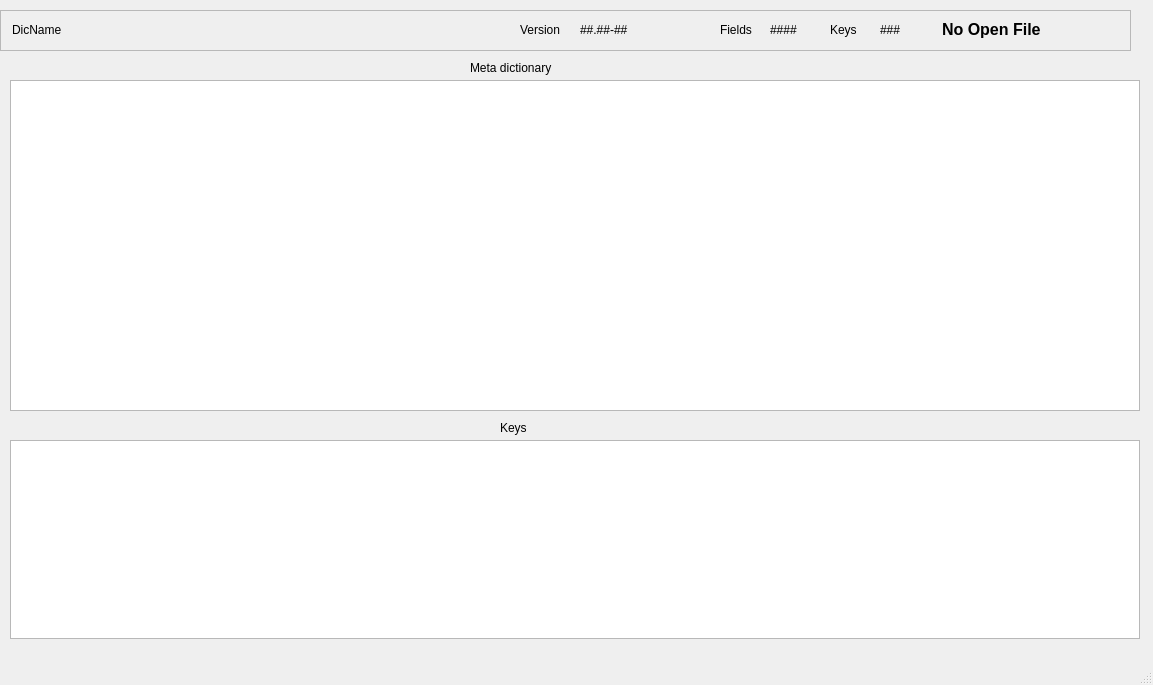
The window that zcontentutils/dicedit.ui (seth-world/zcontent) describes before a commit, drawn with Qt 5.
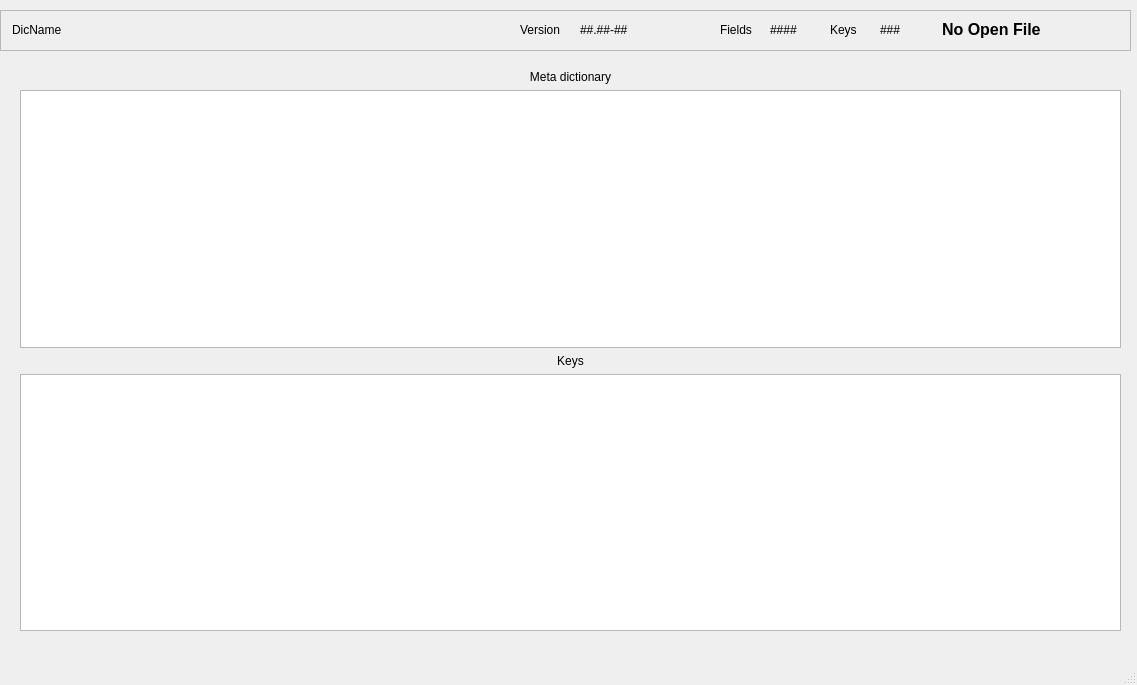
The same window after the commit. Custom widgets are drawn as their Qt base class.

The edit to the form file:
```diff
--- a/zcontentutils/dicedit.ui
+++ b/zcontentutils/dicedit.ui
@@ -6,7 +6,7 @@
    <rect>
     <x>0</x>
     <y>0</y>
-    <width>1153</width>
+    <width>1137</width>
     <height>685</height>
    </rect>
   </property>
@@ -14,73 +14,6 @@
    <string>MainWindow</string>
   </property>
   <widget class="QWidget" name="centralwidget">
-   <widget class="ZQTableView" name="displayDicTBv">
-    <property name="geometry">
-     <rect>
-      <x>10</x>
-      <y>80</y>
-      <width>1130</width>
-      <height>331</height>
-     </rect>
-    </property>
-    <property name="sizePolicy">
-     <sizepolicy hsizetype="Preferred" vsizetype="Preferred">
-      <horstretch>0</horstretch>
-      <verstretch>0</verstretch>
-     </sizepolicy>
-    </property>
-    <property name="acceptDrops">
-     <bool>true</bool>
-    </property>
-    <property name="editTriggers">
-     <set>QAbstractItemView::NoEditTriggers</set>
-    </property>
-   </widget>
-   <widget class="QLabel" name="label_2">
-    <property name="geometry">
-     <rect>
-      <x>470</x>
-      <y>60</y>
-      <width>211</width>
-      <height>16</height>
-     </rect>
-    </property>
-    <property name="text">
-     <string>Meta dictionary</string>
-    </property>
-   </widget>
-   <widget class="QLabel" name="label_5">
-    <property name="geometry">
-     <rect>
-      <x>500</x>
-      <y>420</y>
-      <width>71</width>
-      <height>16</height>
-     </rect>
-    </property>
-    <property name="text">
-     <string>Keys</string>
-    </property>
-   </widget>
-   <widget class="ZQTreeView" name="displayKeyTRv">
-    <property name="geometry">
-     <rect>
-      <x>10</x>
-      <y>440</y>
-      <width>1130</width>
-      <height>199</height>
-     </rect>
-    </property>
-    <property name="sizePolicy">
-     <sizepolicy hsizetype="Preferred" vsizetype="Preferred">
-      <horstretch>0</horstretch>
-      <verstretch>0</verstretch>
-     </sizepolicy>
-    </property>
-    <property name="editTriggers">
-     <set>QAbstractItemView::NoEditTriggers</set>
-    </property>
-   </widget>
    <widget class="QFrame" name="frame_2">
     <property name="geometry">
      <rect>
@@ -208,6 +141,55 @@
      </property>
     </widget>
    </widget>
+   <widget class="QWidget" name="layoutWidget">
+    <property name="geometry">
+     <rect>
+      <x>20</x>
+      <y>70</y>
+      <width>1101</width>
+      <height>561</height>
+     </rect>
+    </property>
+    <layout class="QVBoxLayout" name="verticalLayout">
+     <item>
+      <widget class="QLabel" name="label_2">
+       <property name="text">
+        <string>Meta dictionary</string>
+       </property>
+       <property name="alignment">
+        <set>Qt::AlignCenter</set>
+       </property>
+      </widget>
+     </item>
+     <item>
+      <widget class="ZQTableView" name="displayDicTBv">
+       <property name="acceptDrops">
+        <bool>true</bool>
+       </property>
+       <property name="editTriggers">
+        <set>QAbstractItemView::NoEditTriggers</set>
+       </property>
+      </widget>
+     </item>
+     <item>
+      <widget class="QLabel" name="label_5">
+       <property name="text">
+        <string>Keys</string>
+       </property>
+       <property name="alignment">
+        <set>Qt::AlignCenter</set>
+       </property>
+      </widget>
+     </item>
+     <item>
+      <widget class="ZQTreeView" name="displayKeyTRv">
+       <property name="editTriggers">
+        <set>QAbstractItemView::NoEditTriggers</set>
+       </property>
+      </widget>
+     </item>
+    </layout>
+   </widget>
   </widget>
   <widget class="QMenuBar" name="menubar">
    <property name="geometry">
```
Left out of the diff: 2 changed lines with no effect on the pictures.
